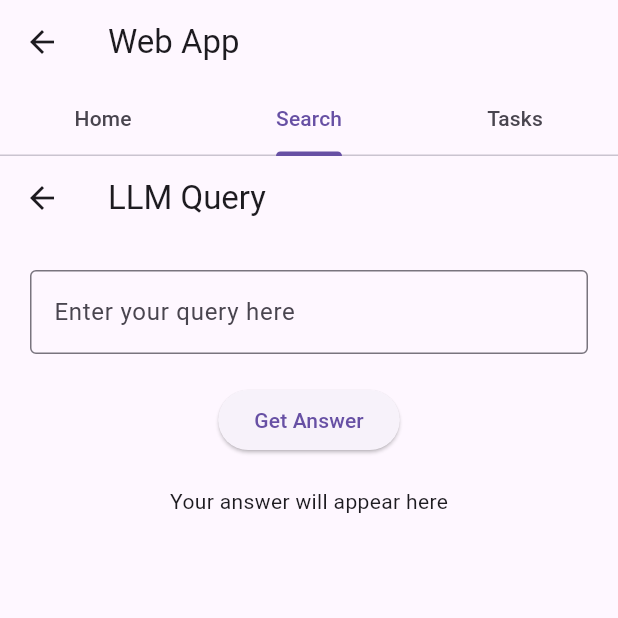
After one commit to adi-paul-22/ksp_datathon, a Flutter app: the HomePageWeb screen opened by its route, tab 2 chosen, after a tap on "Get Answer", on a phone screen of 412 x 824 dp, the top half of it. The commit adds this screen. Run offline on Flutter 3.47's test engine with Material 3 defaults, Android fonts, the phone set to English and light mode, and no system bars; our stand-ins replace cloud_firestore, firebase_auth, firebase_core, firebase_database, firebase_storage, fl_chart and 6 more; accounts and stored records are empty; network calls fail.

Commit message:
changes for llm

```diff
--- /dev/null
+++ b/lib/features/user_auth/presentation/pages/home_page_web.dart
@@ -0,0 +1,53 @@
+import 'package:flutter/material.dart';
+import 'package:flutter/cupertino.dart';
+import 'package:ksp_datathon/features/user_auth/presentation/widgets/web_view_container.dart';
+import 'search_screen.dart'; // Adjust the import path as needed
+import 'task_screen_web.dart'; // Adjust the import path as needed
+
+class HomePageWeb extends StatefulWidget {
+  const HomePageWeb({Key? key}) : super(key: key);
+
+  @override
+  _HomePageWebState createState() => _HomePageWebState();
+}
+
+class _HomePageWebState extends State<HomePageWeb> with SingleTickerProviderStateMixin {
+  late TabController _tabController;
+
+  @override
+  void initState() {
+    super.initState();
+    _tabController = TabController(length: 3, vsync: this);
+  }
+
+  @override
+  void dispose() {
+    _tabController.dispose();
+    super.dispose();
+  }
+
+  @override
+  Widget build(BuildContext context) {
+    return Scaffold(
+      appBar: AppBar(
+        title: const Text('Web App'),
+        bottom: TabBar(
+          controller: _tabController,
+          tabs: const [
+            Tab(text: 'Home'),
+            Tab(text: 'Search'),
+            Tab(text: 'Tasks'),
+          ],
+        ),
+      ),
+      body: TabBarView(
+        controller: _tabController,
+        children: [
+          WebViewContainer(), // Home screen content
+          SearchScreenWeb(), // Search screen
+          TaskScreenWeb(), // Task update/assignment screen
+        ],
+      ),
+    );
+  }
+}
--- /dev/null
+++ b/lib/features/user_auth/presentation/pages/search_screen.dart
@@ -0,0 +1,77 @@
+import 'package:flutter/material.dart';
+import 'package:http/http.dart' as http;
+import 'dart:convert';
+
+class SearchScreenWeb extends StatefulWidget {
+  const SearchScreenWeb({Key? key}) : super(key: key);
+
+  @override
+  State<SearchScreenWeb> createState() => _SearchScreenWebState();
+}
+
+class _SearchScreenWebState extends State<SearchScreenWeb> {
+  final TextEditingController _controller = TextEditingController();
+  String _response = 'Your answer will appear here'; // Default text
+
+  // Function to fetch the answer from the API
+  Future<void> fetchAnswer() async {
+    final response = await http.post(
+      Uri.parse('http://localhost:8000/get-answer/'), // Your API Endpoint
+      headers: <String, String>{
+        'Content-Type': 'application/json',
+      },
+      body: jsonEncode(<String, String>{
+        'user_query': _controller.text,
+      }),
+    );
+
+    if (response.statusCode == 200) {
+      final data = jsonDecode(response.body);
+      setState(() {
+        _response = data['answer']; // Assuming 'answer' is the key in the JSON response
+      });
+    } else {
+      // Handle errors or unsuccessful responses
+      setState(() {
+        _response = 'Failed to get the answer. Please try again.';
+      });
+    }
+  }
+
+  @override
+  Widget build(BuildContext context) {
+    return Scaffold(
+      appBar: AppBar(title: const Text('LLM Query')),
+      body: Padding(
+        padding: const EdgeInsets.all(20.0),
+        child: Column(
+          mainAxisAlignment: MainAxisAlignment.center,
+          children: [
+            TextField(
+              controller: _controller,
+              decoration: const InputDecoration(
+                hintText: 'Enter your query here',
+                border: OutlineInputBorder(),
+                // suffixIcon: IconButton(
+                //   icon: Icon(Icons.clear),
+                //   onPressed: () => _controller.clear() ,
+                // ),
+              ),
+            ),
+            const SizedBox(height: 20),
+            ElevatedButton(
+              onPressed: fetchAnswer,
+              child: const Text('Get Answer'),
+            ),
+            const SizedBox(height: 20),
+            Expanded(
+              child: SingleChildScrollView(
+                child: Text(_response),
+              ),
+            ),
+          ],
+        ),
+      ),
+    );
+  }
+}
--- /dev/null
+++ b/lib/features/user_auth/presentation/pages/task_screen_web.dart
@@ -0,0 +1,10 @@
+import 'package:flutter/material.dart';
+
+class TaskScreenWeb extends StatelessWidget {
+  const TaskScreenWeb({Key? key}) : super(key: key);
+
+  @override
+  Widget build(BuildContext context) {
+    return Center(child: Text('Web Task Screen Content'));
+  }
+}
--- a/lib/main.dart
+++ b/lib/main.dart
@@ -4,12 +4,14 @@ import 'package:flutter/material.dart';
 import 'package:firebase_auth/firebase_auth.dart';
 import 'package:ksp_datathon/features/app/splash_screen/splash_screen.dart';
 import 'package:ksp_datathon/features/user_auth/presentation/pages/assign_task.dart';
-import 'package:ksp_datathon/features/user_auth/presentation/pages/home.dart';
+import 'package:ksp_datathon/features/user_auth/presentation/pages/home_page_web.dart';
 import 'package:ksp_datathon/features/user_auth/presentation/pages/login_page.dart';
 import 'package:ksp_datathon/features/user_auth/presentation/pages/phone_home.dart';
 import 'package:ksp_datathon/features/user_auth/presentation/pages/profile_page.dart';
 import 'package:ksp_datathon/features/user_auth/presentation/pages/scheduled_task_page.dart';
+import 'package:ksp_datathon/features/user_auth/presentation/pages/search_screen.dart';
 import 'package:ksp_datathon/features/user_auth/presentation/pages/sign_up_page.dart';
+import 'package:ksp_datathon/features/user_auth/presentation/pages/task_screen_web.dart';
 import 'package:ksp_datathon/features/user_auth/presentation/pages/update_task_page.dart';
 
 Future main() async {
@@ -46,8 +48,12 @@ class MyApp extends StatelessWidget {
         ),
         '/login': (context) => const LoginPage(),
         '/signUp': (context) => const SignUpPage(),
-        '/home': (context) => const HomePage(),
+        '/home': (context) => const HomePageWeb(),
         '/homePhone':(context) => const PhoneHomePage(),
+        '/Search':(context) =>const SearchScreenWeb(),
+        '/Tasks':(context) => const TaskScreenWeb(),
+        '/Profile':(context) => const ProfilePage(),
+
       },
     );
   }
--- a/lib/services/task_service.dart
+++ b/lib/services/task_service.dart
@@ -3,7 +3,7 @@ import 'package:http/http.dart' as http;
 import '../features/user_auth/presentation/resources/task.dart'; // Ensure this import points to your Task model correctly
 
 class TaskService {
-  final String _baseUrl = 'http://192.168.1.3:3000'; // Make sure this is the correct IP and port
+  final String _baseUrl = 'http://192.168.1.5:3000'; // Make sure this is the correct IP and port
 
   // Fetch Tasks - Assuming this works as expected
   Future<List<Task>> fetchTasks() async {
```
